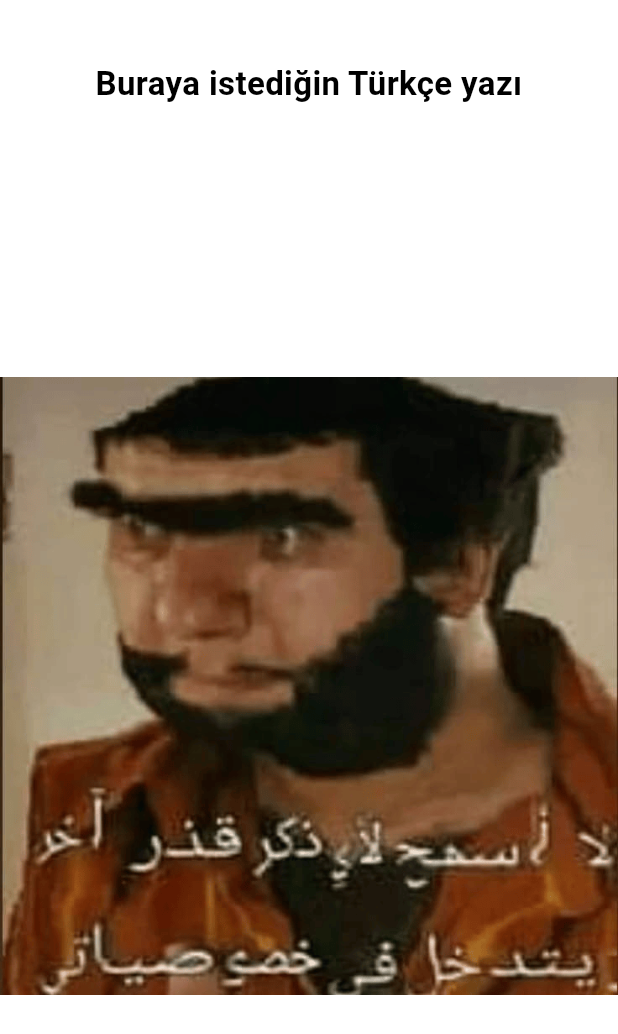
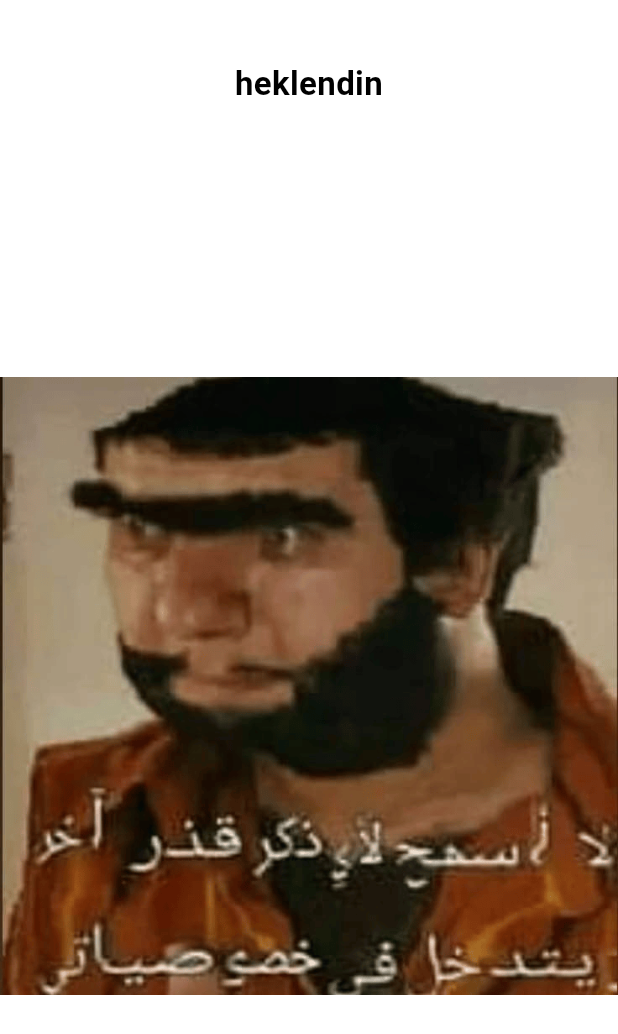
Before and after one commit to alib5t/ipa_app, a Flutter app: the screen it shows after launch, on a phone screen of 412 x 824 dp. Shown: the top 1034 px of the screen. Run offline on Flutter 3.47's test engine with Material 3 defaults, Android fonts, the light colour scheme and no system bars; our stand-ins replace audioplayers.

Commit message:
Update main.dart

```diff
--- a/lib/main.dart
+++ b/lib/main.dart
@@ -56,7 +56,7 @@ class _HomePageState extends State<HomePage> {
           // 📌 ÜSTTE ORTALI YAZI
           const Center(
             child: Text(
-              "Buraya istediğin Türkçe yazı",
+              "heklendin",
               textAlign: TextAlign.center,
               style: TextStyle(
                 color: Colors.black,
```
